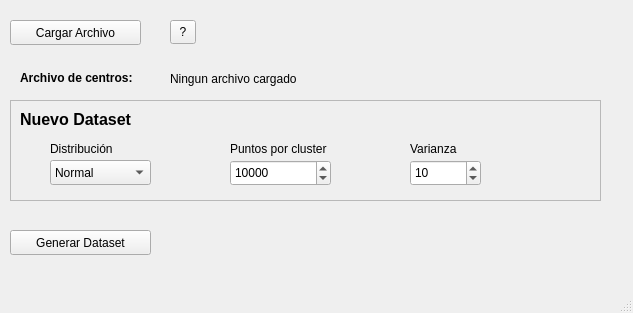
Before: the Qt Designer form datasetwindow.ui in alfonsoromanz/KMeansTool, drawn with Qt 5.
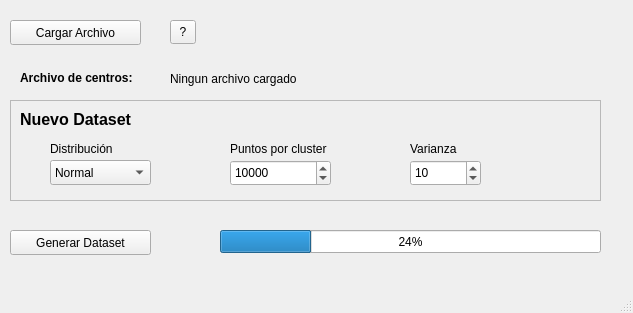
After: the same form once the commit is applied.

```diff
--- a/datasetwindow.ui
+++ b/datasetwindow.ui
@@ -150,7 +150,7 @@
       <rect>
        <x>10</x>
        <y>10</y>
-       <width>121</width>
+       <width>181</width>
        <height>17</height>
       </rect>
      </property>
@@ -205,6 +205,19 @@
      <string>Generar Dataset</string>
     </property>
    </widget>
+   <widget class="QProgressBar" name="progressBar">
+    <property name="geometry">
+     <rect>
+      <x>220</x>
+      <y>230</y>
+      <width>381</width>
+      <height>23</height>
+     </rect>
+    </property>
+    <property name="value">
+     <number>24</number>
+    </property>
+   </widget>
   </widget>
   <widget class="QMenuBar" name="menubar">
    <property name="geometry">
```
